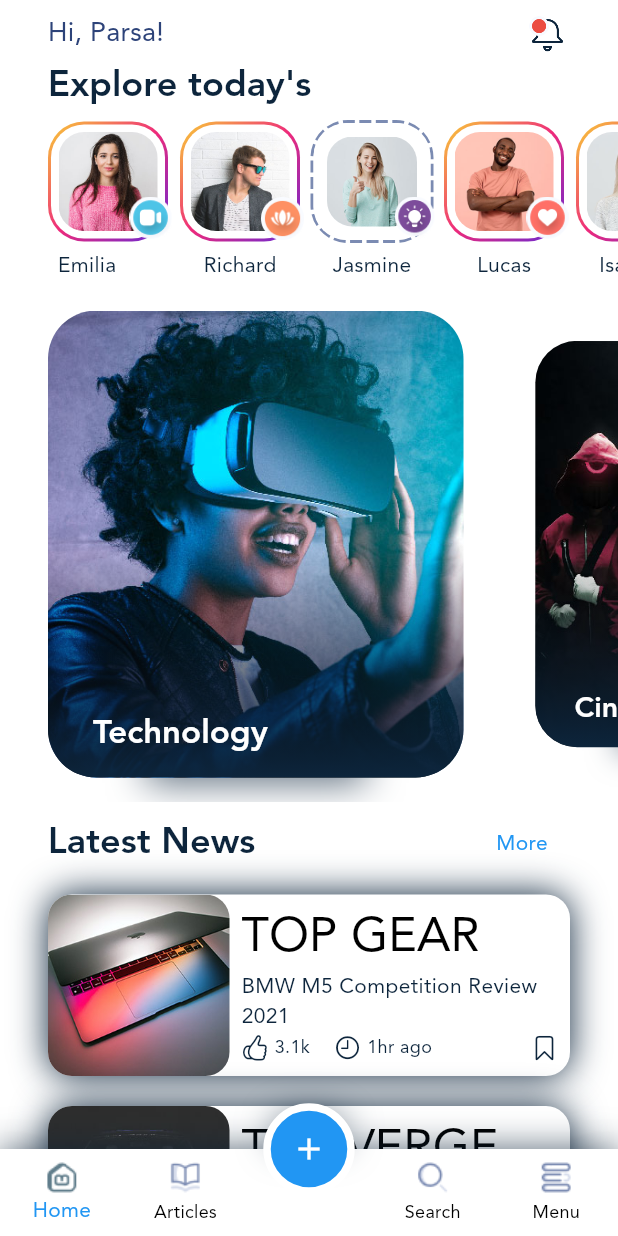
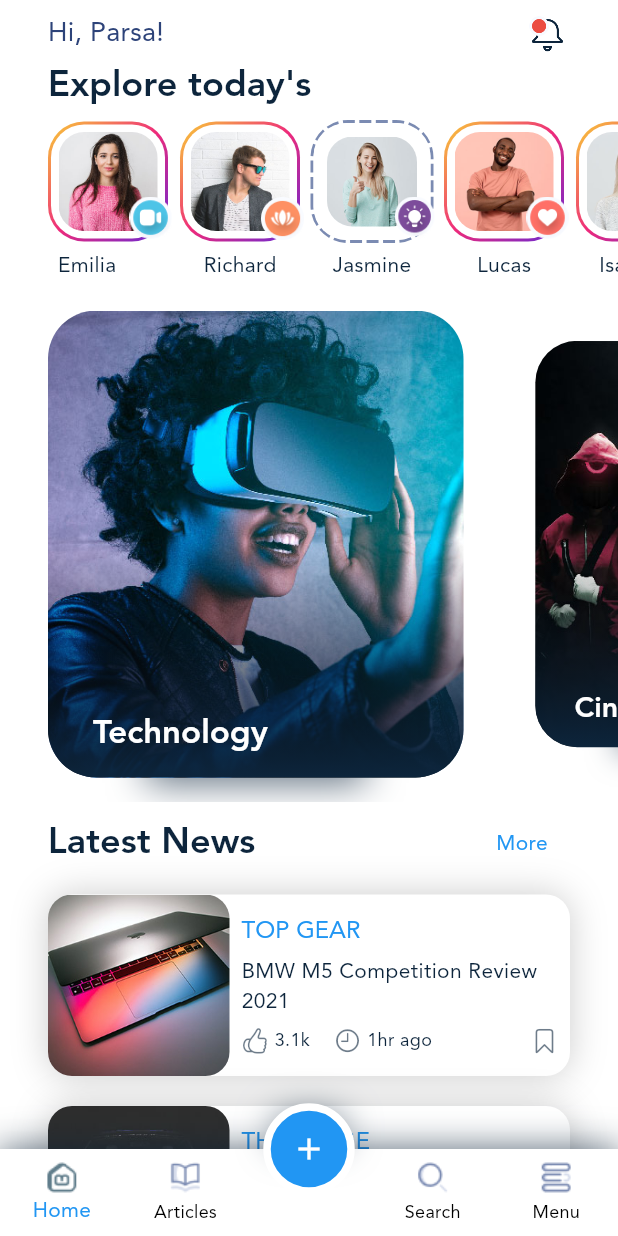
Before and after one commit to mparsa08/Newsgram, a Flutter app: the MyHomePage screen opened directly, on a phone screen of 412 x 824 dp. Run offline on Flutter 3.47's test engine with Material 2 defaults, Android fonts, the phone set to English and light mode, and no system bars; drawn by our look-alikes of carousel_slider; our stand-ins replace flutter_svg, get, smooth_page_indicator.

```diff
--- a/lib/main.dart
+++ b/lib/main.dart
@@ -1,4 +1,5 @@
 import 'package:chat_app/pages/articlescreen.dart';
+import 'package:chat_app/pages/profilescreen.dart';
 import 'package:flutter/material.dart';
 import 'package:flutter/services.dart';
 import 'package:get/get.dart';
@@ -107,7 +108,7 @@ class MyApp extends StatelessWidget {
             ),
           ),
         ),
-        home: const ArticleScreen()
+        home: const ProfileScreen()
         // SplashScreen(),
         );
   }
--- a/lib/pages/myhomepage.dart
+++ b/lib/pages/myhomepage.dart
@@ -412,7 +412,7 @@ class _PostList extends StatelessWidget {
           shrinkWrap: true,
           itemBuilder: (context, index) {
             var post = _posts[index];
-            return _Posts(post: post);
+            return Posts(post: post);
           },
         )
       ],
@@ -420,8 +420,8 @@ class _PostList extends StatelessWidget {
   }
 }
 
-class _Posts extends StatelessWidget {
-  const _Posts({
+class Posts extends StatelessWidget {
+  const Posts({
     Key? key,
     required this.post,
   }) : super(key: key);
@@ -435,8 +435,10 @@ class _Posts extends StatelessWidget {
       decoration: BoxDecoration(
           borderRadius: BorderRadius.circular(16),
           color: Colors.white,
-          boxShadow: const [
-            BoxShadow(blurRadius: 20, color: Color(0xff0D253C))
+          boxShadow: [
+            BoxShadow(
+                blurRadius: 20,
+                color: Theme.of(context).colorScheme.onSurface.withOpacity(0.2))
           ]),
       child: Row(
         children: [
@@ -453,7 +455,9 @@ class _Posts extends StatelessWidget {
                 children: [
                   Text(
                     post.caption,
-                    style: Theme.of(context).textTheme.headlineLarge,
+                    style: Theme.of(context).textTheme.headlineLarge!.copyWith(
+                        fontSize: 16,
+                        color: Theme.of(context).colorScheme.primary),
                   ),
                   Text(
                     post.title,
@@ -466,7 +470,11 @@ class _Posts extends StatelessWidget {
                       Icon(
                         CupertinoIcons.hand_thumbsup,
                         size: 18,
-                        color: Theme.of(context).textTheme.bodyMedium!.color,
+                        color: Theme.of(context)
+                            .textTheme
+                            .bodyMedium!
+                            .color!
+                            .withOpacity(0.6),
                       ),
                       const SizedBox(width: 4),
                       Text(
@@ -480,7 +488,11 @@ class _Posts extends StatelessWidget {
                       Icon(
                         CupertinoIcons.clock,
                         size: 18,
-                        color: Theme.of(context).textTheme.bodyMedium!.color,
+                        color: Theme.of(context)
+                            .textTheme
+                            .bodyMedium!
+                            .color!
+                            .withOpacity(0.6),
                       ),
                       const SizedBox(width: 4),
                       Text(
@@ -509,7 +521,8 @@ class _Posts extends StatelessWidget {
                                     color: Theme.of(context)
                                         .textTheme
                                         .bodyMedium!
-                                        .color,
+                                        .color!
+                                        .withOpacity(0.6),
                                   ),
                           ],
                         ),
```
Also changed, not shown: lib/pages/profilescreen.dart (added, +284 -0 lines).
